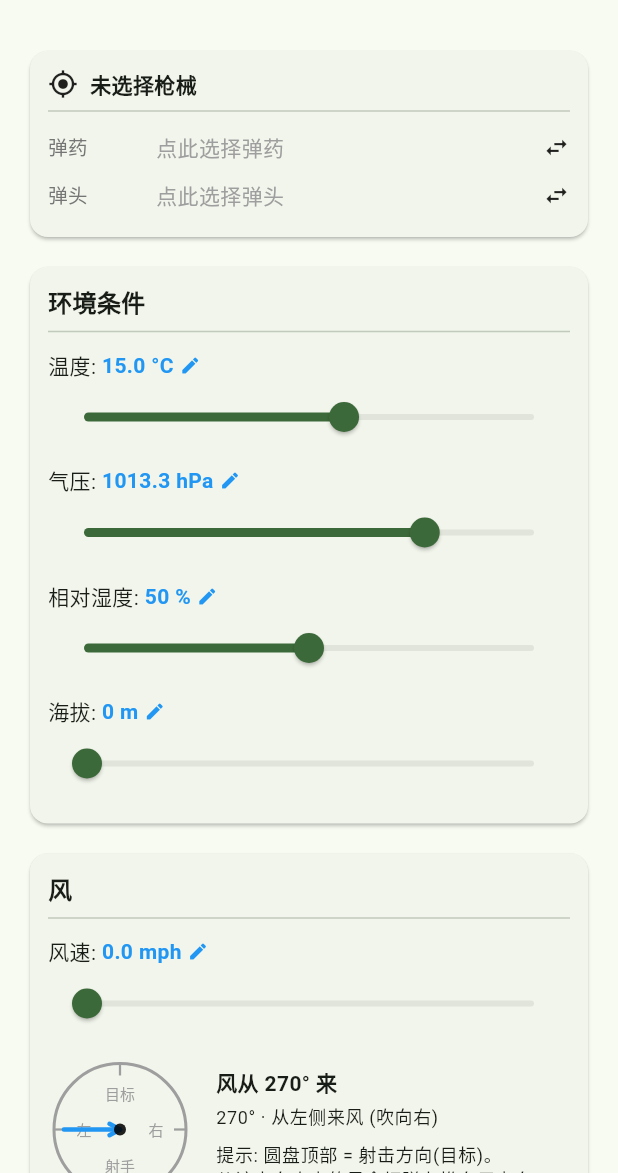
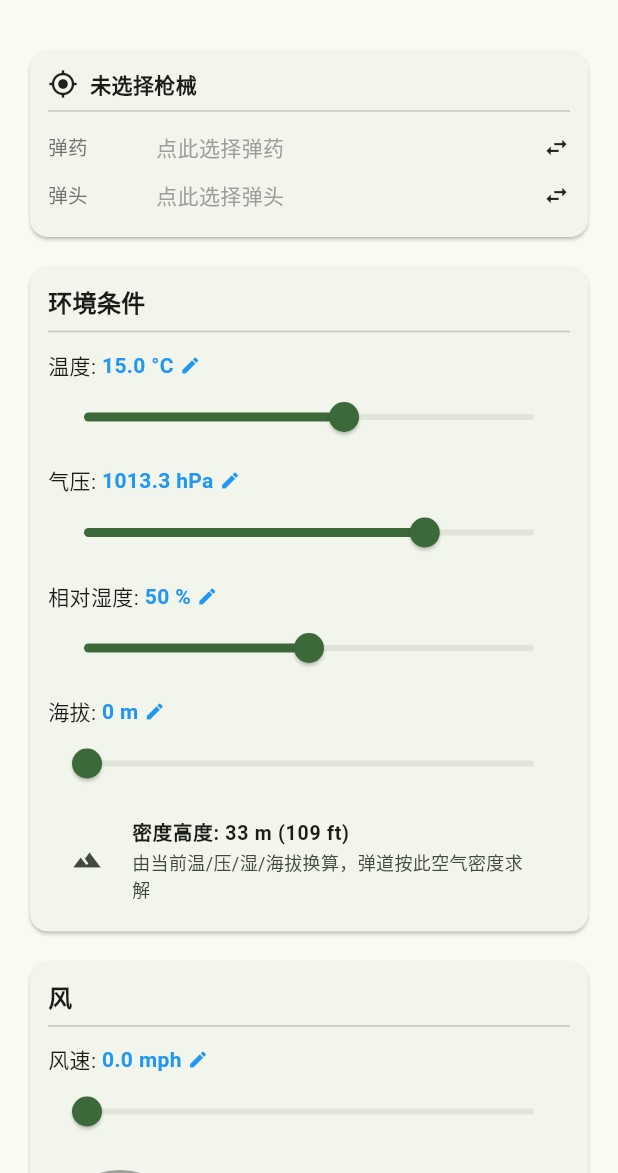
Before and after one commit to liuxue5213/Maozi-Strelok, a Flutter app: the ComputeInputPage screen opened directly with empty values, on a phone screen of 412 x 824 dp, the part 63-1236 px from its top. Run offline on Flutter 3.47's test engine with Material 3 defaults, Android fonts, the phone set to English and light mode, and no system bars; our stand-ins replace shared_preferences; accounts and stored records are empty.

Commit message:
Fix input/display bugs, add theme toggle + DA stats, expand database
- Fix moving-target lead banner showing 0.0in in MOA mode
- Cache numeric field controllers (was recreated per build, resetting input)
- Add max ordinate + density altitude stats to results page and DA live display
- Add copy buttons to DOPE card / CSV export dialogs
- Add persisted light/dark/system theme toggle
- Add touch tooltips to all trajectory charts
- Data: +7 bullets/+3 cartridges (6mm CM, .300 NM, 7.62x54R, .357 Mag);
  fix wrong default cartridges (QBZ-95/191, SVD, SV-98, PKM, P90, QBU-88 dup);
  make .300 Norma Mag loads reachable via AXSR

```diff
--- a/lib/ui/compute_input_page.dart
+++ b/lib/ui/compute_input_page.dart
@@ -2,7 +2,9 @@ import 'package:flutter/material.dart';
 
 import '../models/firearm.dart';
 import '../models/modification.dart';
+import '../physics/atmosphere.dart';
 import '../physics/drag_models.dart';
+import '../physics/units.dart' as U;
 import 'app_state.dart';
 import 'cartridge_picker_dialog.dart';
 import 'mil_ranging_dialog.dart';
@@ -27,6 +29,31 @@ class _ComputeInputPageState extends State<ComputeInputPage> {
   late final TextEditingController _latCtrl;
   late final TextEditingController _azCtrl;
 
+  /// Cached text controllers/focus nodes for the numeric fields, keyed by
+  /// field name. Creating a controller inside build() would reset the field on
+  /// every setState (slider drag, toggle…) — so they live here for the page
+  /// lifetime.
+  final Map<String, TextEditingController> _numCtrls = {};
+  final Map<String, FocusNode> _numFocus = {};
+
+  TextEditingController _numCtrl(String key, String text) {
+    final c =
+        _numCtrls.putIfAbsent(key, () => TextEditingController(text: text));
+    _numFocus.putIfAbsent(key, () => FocusNode());
+    if (c.text != text) {
+      // Sync for external value changes (e.g. profile restore) unless the user
+      // is mid-edit in this exact field. Deferred to after the build because
+      // mutating a controller's text during build is not allowed.
+      WidgetsBinding.instance.addPostFrameCallback((_) {
+        if (!c.hasFocus && c.text != text) c.text = text;
+      });
+    }
+    return c;
+  }
+
+  FocusNode _numFocusNode(String key) =>
+      _numFocus.putIfAbsent(key, () => FocusNode());
+
   @override
   void initState() {
     super.initState();
@@ -40,6 +67,12 @@ class _ComputeInputPageState extends State<ComputeInputPage> {
   void dispose() {
     _latCtrl.dispose();
     _azCtrl.dispose();
+    for (final c in _numCtrls.values) {
+      c.dispose();
+    }
+    for (final f in _numFocus.values) {
+      f.dispose();
+    }
     super.dispose();
   }
 
@@ -63,6 +96,16 @@ class _ComputeInputPageState extends State<ComputeInputPage> {
                 (v) => setState(() => s.relativeHumidity = v / 100)),
             _slider('海拔', s.altitudeM, 0, 4000, ' m', 10, 0,
                 (v) => setState(() => s.altitudeM = v.roundToDouble())),
+            ListTile(
+              dense: true,
+              leading: const Icon(Icons.terrain, size: 20),
+              title: Text(
+                  '密度高度: ${_densityAltitudeText(s)}',
+                  style: const TextStyle(
+                      fontSize: 13, fontWeight: FontWeight.w600)),
+              subtitle: const Text(
+                  '由当前温/压/湿/海拔换算，弹道按此空气密度求解'),
+            ),
           ]),
           const SizedBox(height: 12),
           _section('风', [
@@ -431,6 +474,19 @@ class _ComputeInputPageState extends State<ComputeInputPage> {
     );
   }
 
+  /// Density altitude for the current conditions, shown in the environment
+  /// card (Applied Ballistics-style DA workflow).
+  String _densityAltitudeText(AppState s) {
+    final atmo = Atmosphere(
+      temperatureC: s.temperatureC,
+      pressurePa: U.Units.hpaToPa(s.pressureHpa),
+      relativeHumidity: s.relativeHumidity,
+      altitudeM: s.altitudeM,
+    );
+    final daM = atmo.densityAltitudeM;
+    return '${daM.toStringAsFixed(0)} m (${(daM * 3.28084).toStringAsFixed(0)} ft)';
+  }
+
   Widget _windDial(AppState s) {
     return Padding(
       padding: const EdgeInsets.symmetric(vertical: 8),
@@ -526,10 +582,11 @@ class _ComputeInputPageState extends State<ComputeInputPage> {
               border: OutlineInputBorder(),
             ),
             keyboardType: const TextInputType.numberWithOptions(decimal: true),
-            controller: TextEditingController(
-                text: s.chronoVelocityFps == 0
+            controller: _numCtrl('chrono',
+                s.chronoVelocityFps == 0
                     ? ''
                     : s.chronoVelocityFps.toStringAsFixed(0)),
+            focusNode: _numFocusNode('chrono'),
             onChanged: (v) => s.chronoVelocityFps = double.tryParse(v) ?? 0,
           ),
         ),
@@ -550,8 +607,9 @@ class _ComputeInputPageState extends State<ComputeInputPage> {
             ),
             keyboardType: const TextInputType.numberWithOptions(
                 signed: true, decimal: true),
-            controller: TextEditingController(
-                text: s.powderTempF == 0 ? '' : s.powderTempF.toStringAsFixed(0)),
+            controller: _numCtrl('powderTemp',
+                s.powderTempF == 0 ? '' : s.powderTempF.toStringAsFixed(0)),
+            focusNode: _numFocusNode('powderTemp'),
             onChanged: (v) => s.powderTempF = double.tryParse(v) ?? 0,
           ),
         ),
@@ -565,10 +623,11 @@ class _ComputeInputPageState extends State<ComputeInputPage> {
             ),
             keyboardType:
                 const TextInputType.numberWithOptions(decimal: true, signed: true),
-            controller: TextEditingController(
-                text: s.mvTempSensitivityFpsPerF == 0
+            controller: _numCtrl('mvSens',
+                s.mvTempSensitivityFpsPerF == 0
                     ? ''
                     : s.mvTempSensitivityFpsPerF.toStringAsFixed(2)),
+            focusNode: _numFocusNode('mvSens'),
             onChanged: (v) =>
                 s.mvTempSensitivityFpsPerF = double.tryParse(v) ?? 0,
           ),
@@ -737,7 +796,8 @@ class _ComputeInputPageState extends State<ComputeInputPage> {
         ),
         keyboardType:
             const TextInputType.numberWithOptions(decimal: true, signed: true),
-        controller: TextEditingController(text: value.toStringAsFixed(2)),
+        controller: _numCtrl(label, value.toStringAsFixed(2)),
+        focusNode: _numFocusNode(label),
         onChanged: (v) {
           final d = double.tryParse(v);
           if (d != null) onChanged(d);
```
Also changed, not shown: assets/data/bullets.json (+84 -0 lines), assets/data/cartridges.json (+30 -0 lines), assets/data/firearms.json (+9 -10 lines), lib/main.dart (+7 -0 lines), lib/ui/app_state.dart (+24 -0 lines), lib/ui/home_page.dart (+13 -0 lines), lib/ui/result_page.dart (+66 -16 lines), 1 other file.
